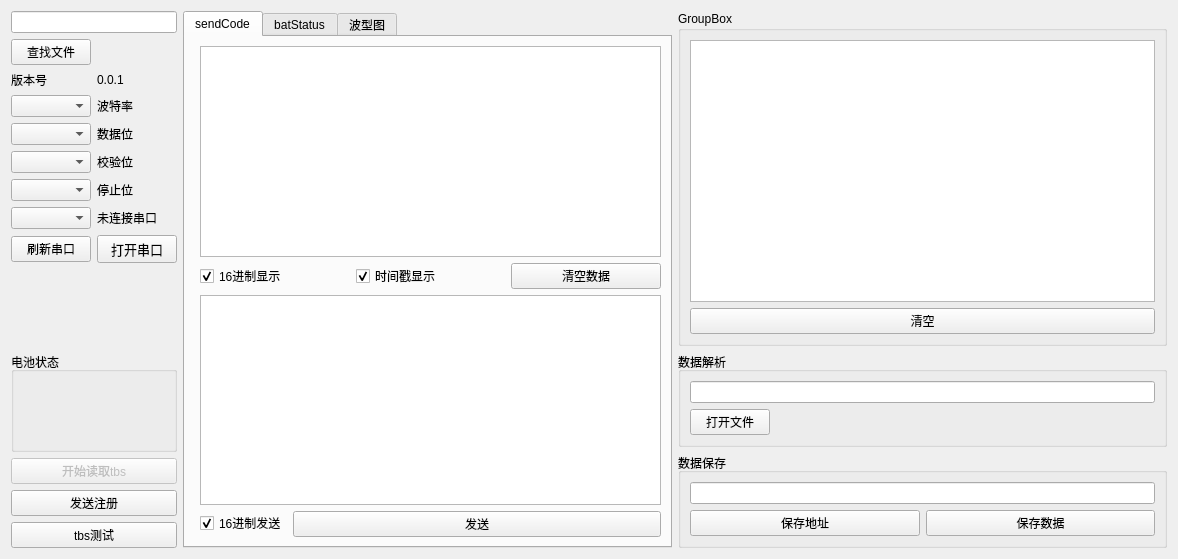
Fboxtt/qt_proj, file qtproj/widget.ui: the form before one commit.
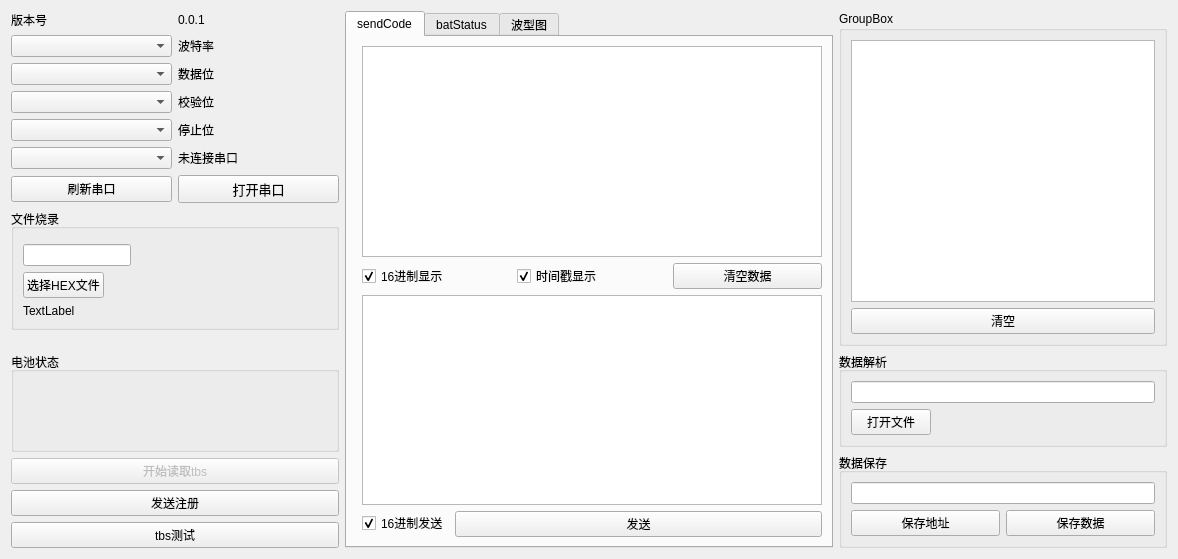
The form after the commit.

Commit message: 解析hex数据，并把数据显示到界面上

The edit to the form file:
```diff
--- a/qtproj/widget.ui
+++ b/qtproj/widget.ui
@@ -14,7 +14,212 @@
    <string>Widget</string>
   </property>
   <layout class="QGridLayout" name="gridLayout_12">
-   <item row="0" column="1" rowspan="5">
+   <item row="5" column="2">
+    <widget class="QGroupBox" name="groupBox_5">
+     <property name="title">
+      <string>数据保存</string>
+     </property>
+     <layout class="QGridLayout" name="gridLayout_3">
+      <item row="1" column="1">
+       <widget class="QPushButton" name="pushButton_7">
+        <property name="text">
+         <string>保存数据</string>
+        </property>
+       </widget>
+      </item>
+      <item row="0" column="0" colspan="2">
+       <widget class="QLineEdit" name="lineEdit_2"/>
+      </item>
+      <item row="1" column="0">
+       <widget class="QPushButton" name="pushButton_8">
+        <property name="text">
+         <string>保存地址</string>
+        </property>
+       </widget>
+      </item>
+     </layout>
+    </widget>
+   </item>
+   <item row="4" column="2">
+    <widget class="QGroupBox" name="groupBox_4">
+     <property name="title">
+      <string>数据解析</string>
+     </property>
+     <layout class="QFormLayout" name="formLayout">
+      <item row="0" column="0" colspan="2">
+       <widget class="QLineEdit" name="lineEdit_3"/>
+      </item>
+      <item row="1" column="0">
+       <widget class="QPushButton" name="pushButton">
+        <property name="text">
+         <string>打开文件</string>
+        </property>
+       </widget>
+      </item>
+      <item row="1" column="1">
+       <spacer name="horizontalSpacer">
+        <property name="orientation">
+         <enum>Qt::Horizontal</enum>
+        </property>
+        <property name="sizeHint" stdset="0">
+         <size>
+          <width>40</width>
+          <height>20</height>
+         </size>
+        </property>
+       </spacer>
+      </item>
+     </layout>
+    </widget>
+   </item>
+   <item row="4" column="0" rowspan="2">
+    <layout class="QGridLayout" name="gridLayout_10">
+     <item row="2" column="0">
+      <widget class="QPushButton" name="sendRegisterBox">
+       <property name="text">
+        <string>发送注册</string>
+       </property>
+      </widget>
+     </item>
+     <item row="1" column="0">
+      <widget class="QPushButton" name="pushButton_3">
+       <property name="enabled">
+        <bool>false</bool>
+       </property>
+       <property name="text">
+        <string>开始读取tbs</string>
+       </property>
+      </widget>
+     </item>
+     <item row="3" column="0">
+      <widget class="QPushButton" name="sendTbs">
+       <property name="text">
+        <string>tbs测试</string>
+       </property>
+      </widget>
+     </item>
+     <item row="0" column="0">
+      <widget class="QGroupBox" name="groupBox_3">
+       <property name="title">
+        <string>电池状态</string>
+       </property>
+       <layout class="QGridLayout" name="gridLayout_13">
+        <item row="0" column="0">
+         <layout class="QGridLayout" name="batGridLayout"/>
+        </item>
+       </layout>
+      </widget>
+     </item>
+    </layout>
+   </item>
+   <item row="0" column="2" rowspan="4">
+    <widget class="QGroupBox" name="groupBox_6">
+     <property name="title">
+      <string>GroupBox</string>
+     </property>
+     <layout class="QGridLayout" name="gridLayout_4">
+      <item row="1" column="0">
+       <widget class="QPushButton" name="clearReceiveDataButton_2">
+        <property name="text">
+         <string>清空</string>
+        </property>
+       </widget>
+      </item>
+      <item row="0" column="0">
+       <widget class="QListWidget" name="listWidget"/>
+      </item>
+     </layout>
+    </widget>
+   </item>
+   <item row="0" column="0">
+    <layout class="QGridLayout" name="gridLayout_14">
+     <item row="2" column="1">
+      <widget class="QLabel" name="label_4">
+       <property name="text">
+        <string>波特率</string>
+       </property>
+      </widget>
+     </item>
+     <item row="6" column="0">
+      <widget class="QComboBox" name="portBox"/>
+     </item>
+     <item row="0" column="1">
+      <widget class="QLabel" name="label_3">
+       <property name="text">
+        <string>0.0.1</string>
+       </property>
+      </widget>
+     </item>
+     <item row="4" column="1">
+      <widget class="QLabel" name="label_6">
+       <property name="text">
+        <string>校验位</string>
+       </property>
+      </widget>
+     </item>
+     <item row="3" column="0">
+      <widget class="QComboBox" name="dataBox"/>
+     </item>
+     <item row="7" column="0">
+      <widget class="QPushButton" name="searchBtn">
+       <property name="text">
+        <string>刷新串口</string>
+       </property>
+      </widget>
+     </item>
+     <item row="0" column="0">
+      <widget class="QLabel" name="label_2">
+       <property name="text">
+        <string>版本号</string>
+       </property>
+      </widget>
+     </item>
+     <item row="3" column="1">
+      <widget class="QLabel" name="label_5">
+       <property name="text">
+        <string>数据位</string>
+       </property>
+      </widget>
+     </item>
+     <item row="7" column="1">
+      <widget class="QPushButton" name="openBtn">
+       <property name="font">
+        <font>
+         <family>黑体</family>
+         <pointsize>10</pointsize>
+        </font>
+       </property>
+       <property name="text">
+        <string>打开串口</string>
+       </property>
+      </widget>
+     </item>
+     <item row="5" column="1">
+      <widget class="QLabel" name="label_7">
+       <property name="text">
+        <string>停止位</string>
+       </property>
+      </widget>
+     </item>
+     <item row="5" column="0">
+      <widget class="QComboBox" name="stopBox"/>
+     </item>
+     <item row="6" column="1">
+      <widget class="QLabel" name="portStatus">
+       <property name="text">
+        <string>未连接串口</string>
+       </property>
+      </widget>
+     </item>
+     <item row="4" column="0">
+      <widget class="QComboBox" name="checkBox"/>
+     </item>
+     <item row="2" column="0">
+      <widget class="QComboBox" name="rateBox"/>
+     </item>
+    </layout>
+   </item>
+   <item row="0" column="1" rowspan="6">
     <widget class="QTabWidget" name="tabWidget">
      <property name="tabPosition">
       <enum>QTabWidget::North</enum>
@@ -290,221 +495,35 @@
      </widget>
     </widget>
    </item>
-   <item row="0" column="2" rowspan="3">
-    <widget class="QGroupBox" name="groupBox_6">
+   <item row="1" column="0" rowspan="2">
+    <widget class="QGroupBox" name="groupBox_7">
      <property name="title">
-      <string>GroupBox</string>
+      <string>文件烧录</string>
      </property>
-     <layout class="QGridLayout" name="gridLayout_4">
-      <item row="1" column="0">
-       <widget class="QPushButton" name="clearReceiveDataButton_2">
-        <property name="text">
-         <string>清空</string>
-        </property>
-       </widget>
-      </item>
-      <item row="0" column="0">
-       <widget class="QListWidget" name="listWidget"/>
-      </item>
-     </layout>
-    </widget>
-   </item>
-   <item row="4" column="2">
-    <widget class="QGroupBox" name="groupBox_5">
-     <property name="title">
-      <string>数据保存</string>
-     </property>
-     <layout class="QGridLayout" name="gridLayout_3">
-      <item row="1" column="1">
-       <widget class="QPushButton" name="pushButton_7">
-        <property name="text">
-         <string>保存数据</string>
-        </property>
-       </widget>
-      </item>
+     <layout class="QFormLayout" name="formLayout_3">
       <item row="0" column="0" colspan="2">
-       <widget class="QLineEdit" name="lineEdit_2"/>
+       <layout class="QGridLayout" name="gridLayout_6"/>
       </item>
       <item row="1" column="0">
-       <widget class="QPushButton" name="pushButton_8">
+       <widget class="QLineEdit" name="lineEdit"/>
+      </item>
+      <item row="3" column="0">
+       <widget class="QLabel" name="label">
         <property name="text">
-         <string>保存地址</string>
+         <string>TextLabel</string>
         </property>
        </widget>
       </item>
-     </layout>
-    </widget>
-   </item>
-   <item row="3" column="2">
-    <widget class="QGroupBox" name="groupBox_4">
-     <property name="title">
-      <string>数据解析</string>
-     </property>
-     <layout class="QFormLayout" name="formLayout">
-      <item row="0" column="0" colspan="2">
-       <widget class="QLineEdit" name="lineEdit_3"/>
-      </item>
-      <item row="1" column="0">
-       <widget class="QPushButton" name="pushButton">
+      <item row="2" column="0">
+       <widget class="QPushButton" name="selectFileButton">
         <property name="text">
-         <string>打开文件</string>
+         <string>选择HEX文件</string>
         </property>
        </widget>
       </item>
-      <item row="1" column="1">
-       <spacer name="horizontalSpacer">
-        <property name="orientation">
-         <enum>Qt::Horizontal</enum>
-        </property>
-        <property name="sizeHint" stdset="0">
-         <size>
-          <width>40</width>
-          <height>20</height>
-         </size>
-        </property>
-       </spacer>
-      </item>
      </layout>
     </widget>
    </item>
-   <item row="0" column="0">
-    <layout class="QGridLayout" name="gridLayout_14">
-     <item row="5" column="1">
-      <widget class="QLabel" name="label_5">
-       <property name="text">
-        <string>数据位</string>
-       </property>
-      </widget>
-     </item>
-     <item row="0" column="0" colspan="2">
-      <widget class="QLineEdit" name="lineEdit"/>
-     </item>
-     <item row="7" column="0">
-      <widget class="QComboBox" name="stopBox"/>
-     </item>
-     <item row="9" column="1">
-      <widget class="QPushButton" name="openBtn">
-       <property name="font">
-        <font>
-         <family>黑体</family>
-         <pointsize>10</pointsize>
-        </font>
-       </property>
-       <property name="text">
-        <string>打开串口</string>
-       </property>
-      </widget>
-     </item>
-     <item row="9" column="0">
-      <widget class="QPushButton" name="searchBtn">
-       <property name="text">
-        <string>刷新串口</string>
-       </property>
-      </widget>
-     </item>
-     <item row="7" column="1">
-      <widget class="QLabel" name="label_7">
-       <property name="text">
-        <string>停止位</string>
-       </property>
-      </widget>
-     </item>
-     <item row="6" column="0">
-      <widget class="QComboBox" name="checkBox"/>
-     </item>
-     <item row="2" column="1">
-      <widget class="QLabel" name="label_3">
-       <property name="text">
-        <string>0.0.1</string>
-       </property>
-      </widget>
-     </item>
-     <item row="8" column="1">
-      <widget class="QLabel" name="portStatus">
-       <property name="text">
-        <string>未连接串口</string>
-       </property>
-      </widget>
-     </item>
-     <item row="6" column="1">
-      <widget class="QLabel" name="label_6">
-       <property name="text">
-        <string>校验位</string>
-       </property>
-      </widget>
-     </item>
-     <item row="4" column="0">
-      <widget class="QComboBox" name="rateBox"/>
-     </item>
-     <item row="1" column="0">
-      <widget class="QPushButton" name="selectFileButton">
-       <property name="text">
-        <string>查找文件</string>
-       </property>
-      </widget>
-     </item>
-     <item row="2" column="0">
-      <widget class="QLabel" name="label_2">
-       <property name="text">
-        <string>版本号</string>
-       </property>
-      </widget>
-     </item>
-     <item row="4" column="1">
-      <widget class="QLabel" name="label_4">
-       <property name="text">
-        <string>波特率</string>
-       </property>
-      </widget>
-     </item>
-     <item row="5" column="0">
-      <widget class="QComboBox" name="dataBox"/>
-     </item>
-     <item row="8" column="0">
-      <widget class="QComboBox" name="portBox"/>
-     </item>
-    </layout>
-   </item>
-   <item row="3" column="0" rowspan="2">
-    <layout class="QGridLayout" name="gridLayout_10">
-     <item row="2" column="0">
-      <widget class="QPushButton" name="sendRegisterBox">
-       <property name="text">
-        <string>发送注册</string>
-       </property>
-      </widget>
-     </item>
-     <item row="1" column="0">
-      <widget class="QPushButton" name="pushButton_3">
-       <property name="enabled">
-        <bool>false</bool>
-       </property>
-       <property name="text">
-        <string>开始读取tbs</string>
-       </property>
-      </widget>
-     </item>
-     <item row="3" column="0">
-      <widget class="QPushButton" name="sendTbs">
-       <property name="text">
-        <string>tbs测试</string>
-       </property>
-      </widget>
-     </item>
-     <item row="0" column="0">
-      <widget class="QGroupBox" name="groupBox_3">
-       <property name="title">
-        <string>电池状态</string>
-       </property>
-       <layout class="QGridLayout" name="gridLayout_13">
-        <item row="0" column="0">
-         <layout class="QGridLayout" name="batGridLayout"/>
-        </item>
-       </layout>
-      </widget>
-     </item>
-    </layout>
-   </item>
   </layout>
  </widget>
  <resources/>
```
The commit also changes 3 other files.
